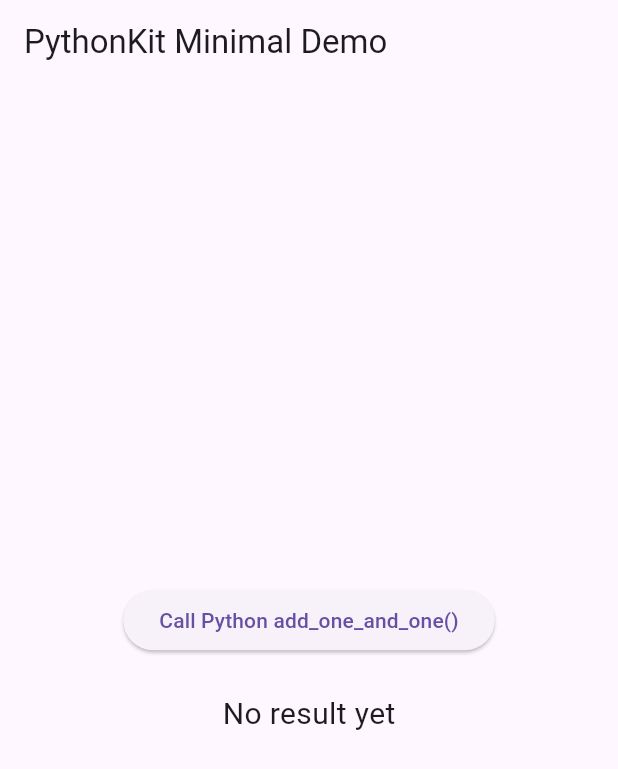
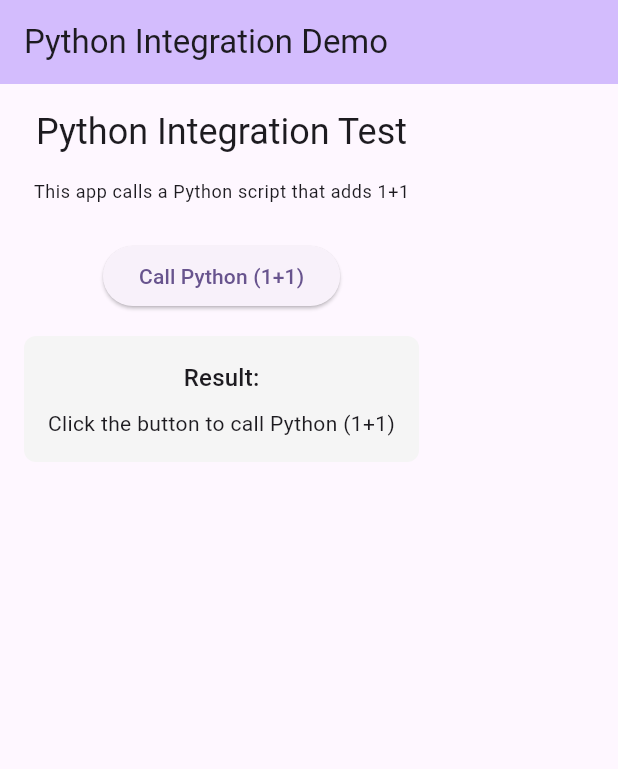
Before and after one commit to pbuckles22/PythonDartSwiftMinimalTest, a Flutter app: the screen it shows after launch, on a phone screen of 412 x 824 dp. Shown: the top 769 px of the screen. Run offline on Flutter 3.47's test engine with Material 3 defaults, Android fonts, the light colour scheme and no system bars.

```diff
--- a/lib/main.dart
+++ b/lib/main.dart
@@ -11,9 +11,10 @@
   @override
   Widget build(BuildContext context) {
     return MaterialApp(
-      title: 'PythonKit Minimal Demo',
+      title: 'Python Integration Demo',
       theme: ThemeData(
-        primarySwatch: Colors.blue,
+        colorScheme: ColorScheme.fromSeed(seedColor: Colors.deepPurple),
+        useMaterial3: true,
       ),
       home: const PythonDemoPage(),
     );
@@ -29,18 +30,22 @@
 
 class _PythonDemoPageState extends State<PythonDemoPage> {
   static const pythonChannel = MethodChannel('python/minimal');
-  String _result = 'No result yet';
+  String _result = 'Click the button to call Python (1+1)';
   bool _loading = false;
 
   Future<void> _callPython() async {
     print('🔔 Dart: _callPython() called');
-    setState(() { _loading = true; });
+    setState(() {
+      _loading = true;
+    });
+
     try {
       print('🔔 Dart: About to call native addOneAndOne...');
       final value = await pythonChannel.invokeMethod('addOneAndOne');
       print('🔔 Dart: Native returned: $value');
+
       setState(() {
-        _result = 'Python returned: $value';
+        _result = 'Python result: $value';
       });
     } on PlatformException catch (e) {
       print('🔔 Dart: PlatformException: $e');
@@ -60,19 +65,53 @@
   @override
   Widget build(BuildContext context) {
     return Scaffold(
-      appBar: AppBar(title: const Text('PythonKit Minimal Demo')),
-      body: Center(
+      appBar: AppBar(
+        title: const Text('Python Integration Demo'),
+        backgroundColor: Theme.of(context).colorScheme.inversePrimary,
+      ),
+      body: Padding(
+        padding: const EdgeInsets.all(16.0),
         child: Column(
-          mainAxisAlignment: MainAxisAlignment.center,
           children: [
+            Text(
+              'Python Integration Test',
+              style: Theme.of(context).textTheme.headlineSmall,
+            ),
+            const SizedBox(height: 16),
+            Text(
+              'This app calls a Python script that adds 1+1',
+              style: Theme.of(context).textTheme.bodySmall,
+            ),
+            const SizedBox(height: 24),
+
             ElevatedButton(
               onPressed: _loading ? null : _callPython,
-              child: const Text('Call Python add_one_and_one()'),
+              child: Text(_loading ? 'Calling Python...' : 'Call Python (1+1)'),
             ),
-            const SizedBox(height: 24),
-            _loading
-                ? const CircularProgressIndicator()
-                : Text(_result, style: const TextStyle(fontSize: 20)),
+
+            const SizedBox(height: 16),
+
+            Container(
+              padding: const EdgeInsets.all(16),
+              decoration: BoxDecoration(
+                color: Colors.grey[100],
+                borderRadius: BorderRadius.circular(8),
+              ),
+              child: Column(
+                children: [
+                  Text(
+                    'Result:',
+                    style: Theme.of(context).textTheme.titleMedium,
+                  ),
+                  const SizedBox(height: 8),
+                  Text(
+                    _result,
+                    style: Theme.of(context).textTheme.bodyMedium,
+                    textAlign: TextAlign.center,
+                  ),
+                ],
+              ),
+            ),
           ],
         ),
       ),
```
Also changed, not shown: 6 other files.
